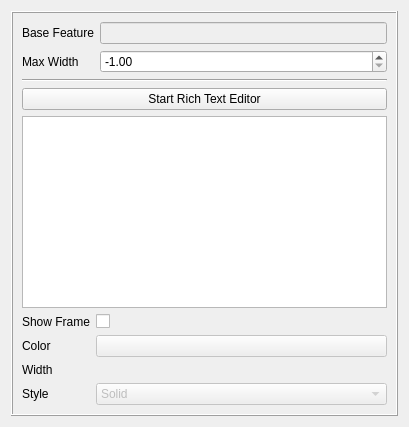
Before: the Qt Designer form src/Mod/TechDraw/Gui/TaskRichAnno.ui in berndhahnebach/All_FreeCAD, drawn with Qt 5.
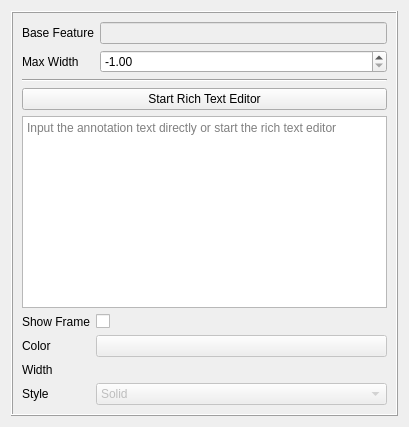
After: the same form once the commit is applied. Icons and pictures are not drawn. Custom widgets are drawn as their Qt base class.

Commit message: add missing placeholder text as in #2968

Patch:
```diff
--- a/src/Mod/TechDraw/Gui/TaskRichAnno.ui
+++ b/src/Mod/TechDraw/Gui/TaskRichAnno.ui
@@ -108,6 +108,9 @@
           <verstretch>0</verstretch>
          </sizepolicy>
         </property>
+        <property name="placeholderText">
+         <string>Input the annotation text directly or start the rich text editor</string>
+        </property>
        </widget>
       </item>
       <item row="4" column="0">
```
